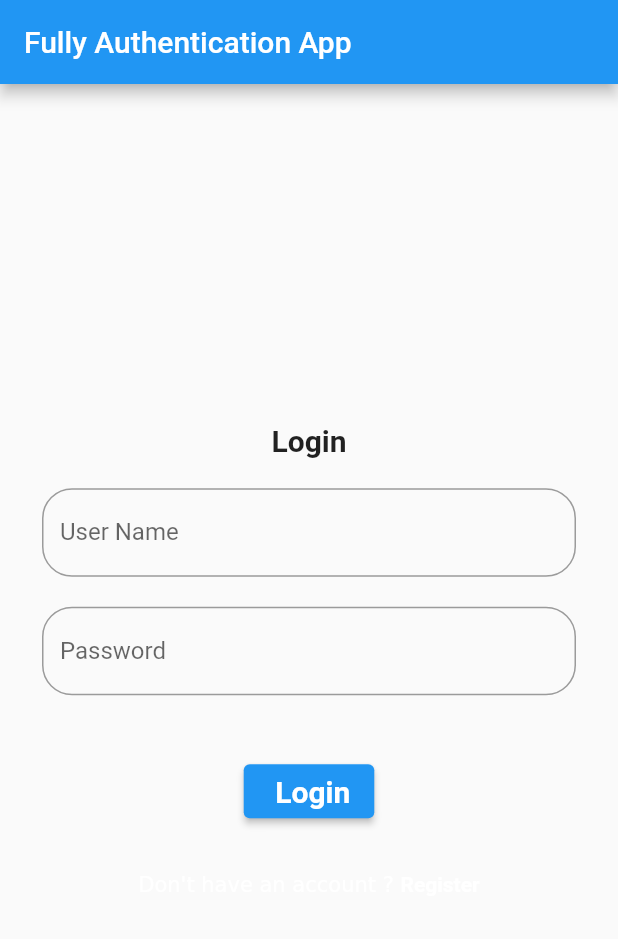
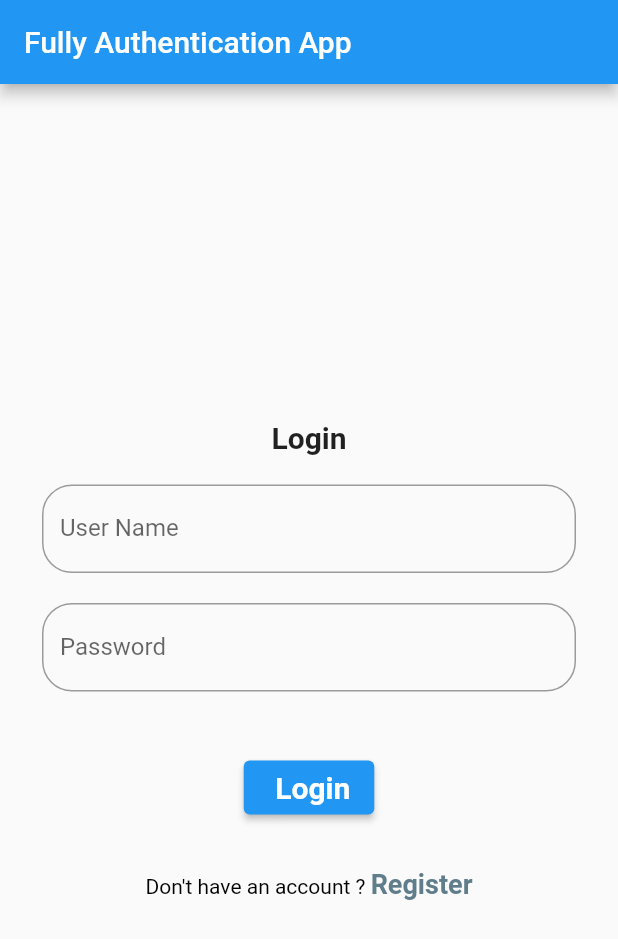
Before and after one commit to parin-droid/fully_authotication_app, a Flutter app: the screen it shows after launch, on a phone screen of 412 x 824 dp. Shown: the top 939 px of the screen. Run offline on Flutter 3.47's test engine with Material 2 defaults, Android fonts, the phone set to English and light mode, and no system bars.

Commit message:
ui completed

```diff
--- a/lib/screens/login.dart
+++ b/lib/screens/login.dart
@@ -1,4 +1,6 @@
+import 'package:flutter/gestures.dart';
 import 'package:flutter/material.dart';
+import 'package:fully_authotication_app/screens/register.dart';
 
 class LoginPage extends StatefulWidget {
   const LoginPage({Key? key}) : super(key: key);
@@ -72,10 +74,21 @@ class _LoginPageState extends State<LoginPage> {
                     RichText(
                       text: TextSpan(
                           text: "Don't have an account ? ",
+                          style: TextStyle(color: Colors.black),
                           children: <TextSpan>[
                             TextSpan(
+                                recognizer: TapGestureRecognizer()
+                                  ..onTap = () {
+                                    Navigator.push(
+                                        context,
+                                        MaterialPageRoute(
+                                            builder: (context) => Register()));
+                                  },
                                 text: "Register",
-                                style: TextStyle(fontWeight: FontWeight.bold))
+                                style: TextStyle(
+                                    fontWeight: FontWeight.bold,
+                                    color: Colors.blueGrey,
+                                    fontSize: 18))
                           ]),
                     )
                   ],
```
